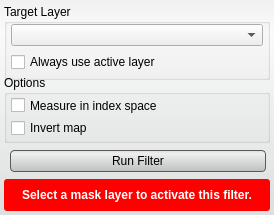
First picture: the form in src/Interface/ToolInterface/DistanceFilterInterface.ui, repository SCIInstitute/Seg3D, before the edit.
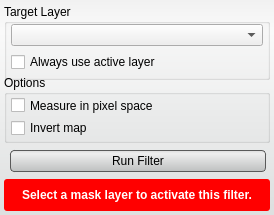
Second picture: the form after the edit. Custom widgets are drawn as their Qt base class.

Diff of the .ui file:
```diff
--- a/src/Interface/ToolInterface/DistanceFilterInterface.ui
+++ b/src/Interface/ToolInterface/DistanceFilterInterface.ui
@@ -157,7 +157,7 @@
       <item>
        <widget class="QCheckBox" name="index_space_">
         <property name="text">
-         <string>Measure in index space</string>
+         <string>Measure in pixel space</string>
         </property>
        </widget>
       </item>
```
